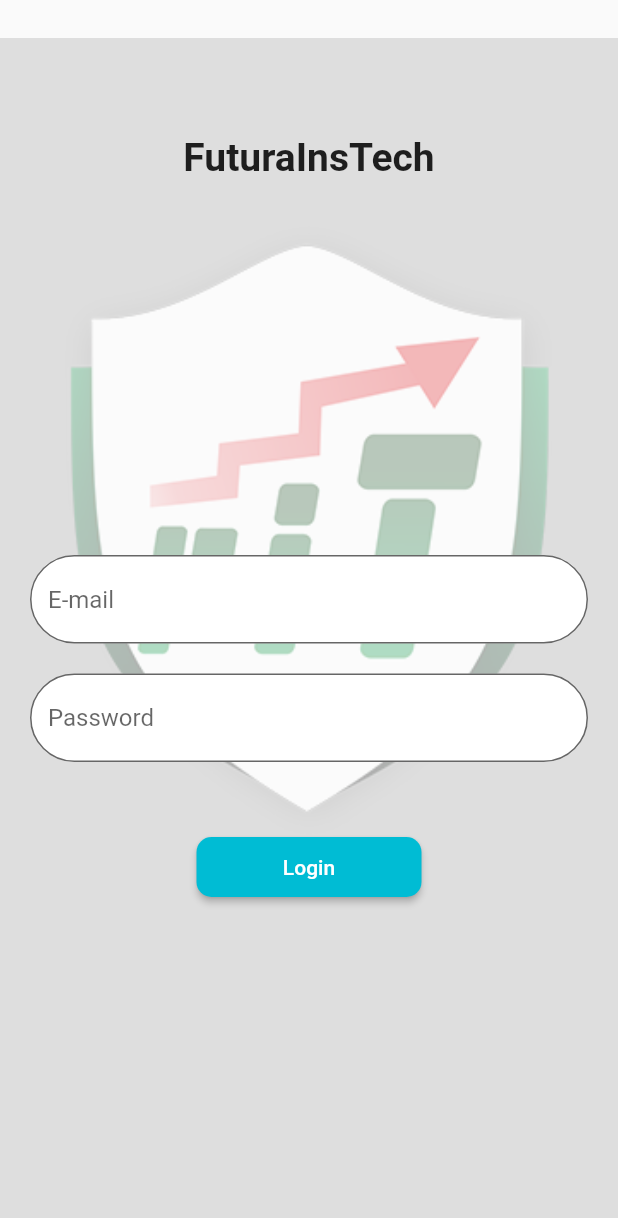
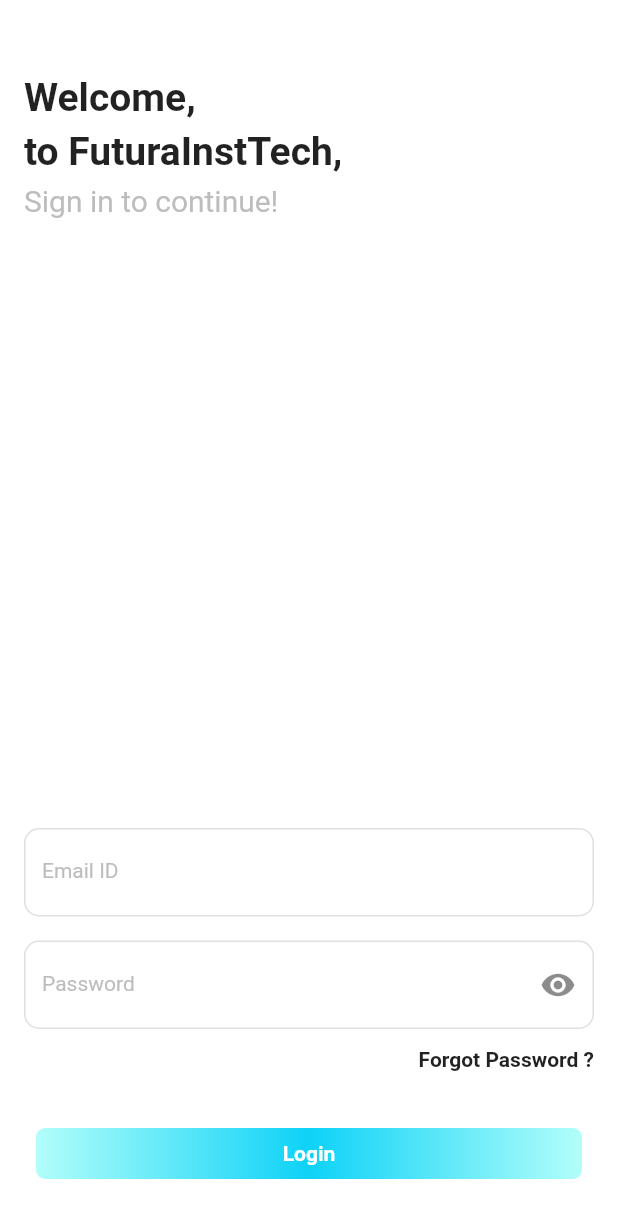
Before and after one commit to Vi-Mal/loginapp, a Flutter app: the screen it shows after launch, on a phone screen of 412 x 824 dp. Shown: the top 1218 px of the screen. Run offline on Flutter 3.47's test engine with Material 2 defaults, Android fonts, the phone set to English and light mode, and no system bars; our stand-ins replace fluttertoast, shared_preferences; missing offline and left inert: footer.

Commit message:
login error

```diff
--- a/lib/loginscreen.dart
+++ b/lib/loginscreen.dart
@@ -1,192 +1,334 @@
-import 'dart:async';
 import 'package:flutter/cupertino.dart';
 import 'package:flutter/material.dart';
+import 'package:flutter/services.dart';
+import 'package:fluttertoast/fluttertoast.dart';
+import 'package:shared_preferences/shared_preferences.dart';
+
 import 'myhomepage.dart';
 
-// void main() {
-//   runApp(const MyApp2());
-// }
-//
-// class MyApp2 extends StatelessWidget {
-//   const MyApp2({Key? key}) : super(key: key);
-//
-//   @override
-//   Widget build(BuildContext context) {
-//     return MaterialApp(
-//       debugShowCheckedModeBanner: false,
-//       home: LoginScreen(),
-//     );
-//   }
-// }
+class loginotp extends StatefulWidget{
 
-class LoginScreen extends StatefulWidget {
   @override
-  _LoginScreen createState() => _LoginScreen();
+  _loginotp createState() => _loginotp();
+
 }
 
-class _LoginScreen extends State<LoginScreen> {
+class _loginotp extends State<loginotp>{
+  var otpctl = TextEditingController();
+
   @override
   Widget build(BuildContext context) {
-    return Scaffold(
-      resizeToAvoidBottomInset: false,
-        body: Stack(
+    return Container(
+      child: Column(
         children: <Widget>[
-            Padding(
-              padding: EdgeInsets.fromLTRB(0, 25, 0, 0),
+          TextField(
+            controller: otpctl,
+            decoration: InputDecoration(
+              labelText: "OTP",
+              labelStyle:
+              TextStyle(fontSize: 14, color: Colors.grey.shade400),
+              enabledBorder: OutlineInputBorder(
+                borderRadius: BorderRadius.circular(10),
+                borderSide: BorderSide(
+                  color: Colors.grey.shade300,
+                ),
+              ),
+              focusedBorder: OutlineInputBorder(
+                  borderRadius: BorderRadius.circular(10),
+                  borderSide: const BorderSide(
+                    color: Colors.red,
+                  )),
+            ),
+            keyboardType: TextInputType.number,
+            inputFormatters: <TextInputFormatter>[
+              FilteringTextInputFormatter.digitsOnly
+            ],
+          ),
+          const SizedBox(
+            height: 12,
+          ),
+          const Align(
+            alignment: Alignment.topRight,
+            child: Text(
+              "Resend Otp",
+              style:
+              TextStyle(fontSize: 14, fontWeight: FontWeight.w600),
+            ),
+          ),
+          const SizedBox(
+            height: 30,
+          ),
+          Container(
+            height: 50,
+            width: double.infinity,
+            child: TextButton(
+              onPressed: () {
+                if (otpctl.text == "1234") {
+                  setState(() async {
+                    SharedPreferences prefs = await SharedPreferences.getInstance();
+                    prefs.setBool("isLoggedIn", true);
+                    Navigator.of(context).pushAndRemoveUntil(
+                        MaterialPageRoute(
+                            builder: (context) => MyHomePage()),
+                            (Route<dynamic> route) => false);
+                  });
+                } else {
+                  Fluttertoast.showToast(
+                    msg: "incorrect otp",
+                    toastLength: Toast.LENGTH_SHORT,
+                    gravity: ToastGravity.CENTER,
+                  );
+                }
+              },
+              child: Ink(
+                decoration: BoxDecoration(
+                  borderRadius: BorderRadius.circular(6),
+                  gradient: const LinearGradient(
+                    begin: Alignment.centerLeft,
+                    end: Alignment.centerRight,
+                    colors: [
+                      Color(0xffB2FEFA),
+                      Color(0xff0ED2F7),
+                      Color(0xffB2FEFA),
+                    ],
+                  ),
+                ),
                 child: Container(
-                decoration: BoxDecoration(
-                  image: DecorationImage(
-                    image: AssetImage("Assets/img.png"),
-                    colorFilter: ColorFilter.mode(Colors.grey.withOpacity(.3), BlendMode.dstATop),
-                    fit: BoxFit.cover,
+                  alignment: Alignment.center,
+                  constraints: const BoxConstraints(
+                      maxWidth: double.infinity, minHeight: 50),
+                  child: const Text(
+                    "verify",
+                    style: TextStyle(
+                        color: Colors.white,
+                        fontWeight: FontWeight.bold),
+                    textAlign: TextAlign.center,
                   ),
                 ),
               ),
             ),
+          ),
+          const SizedBox(
+            height: 30,
+          ),
+        ],
+      ),
+    );
+  }
+
+}
+
+
+
+
+class loginmailid extends StatefulWidget{
+
+  @override
+  _loginmailid createState() => _loginmailid();
+
+}
+
+class _loginmailid extends State<loginmailid>{
+  bool _isObscure = true;
+  var cmail = "rainavimal454@gmail.com";
+  var password = "test1234";
+  var mailid = TextEditingController();
+  var passwrd = TextEditingController();
+  var loginmailidCheck = false;
+
+  @override
+  Widget build(BuildContext context) {
+    return Container(child: Column(
+      mainAxisAlignment: MainAxisAlignment.spaceBetween,
+      crossAxisAlignment: CrossAxisAlignment.start,
+      children: <Widget>[
         Column(
           crossAxisAlignment: CrossAxisAlignment.start,
-              children: [
-                const SizedBox(height: 90.0),
-                    const Center(
-                      child: Text('FuturaInsTech',
-                        style: TextStyle(
-                          fontSize: 26,
-                          fontWeight: FontWeight.bold,),
+          children: <Widget>[
+            SizedBox(
+              height: 50,
+            ),
+            Text(
+              "Welcome,",
+              style: TextStyle(fontSize: 26, fontWeight: FontWeight.bold),
+            ),
+            SizedBox(
+              height: 6,
+            ),
+            Text(
+              "to FuturaInstTech,",
+              style: TextStyle(fontSize: 26, fontWeight: FontWeight.bold),
+            ),
+            SizedBox(
+              height: 6,
+            ),
+            Text(
+              "Sign in to continue!",
+              style: TextStyle(fontSize: 20, color: Colors.grey.shade400),
+            ),
+          ],
+        ),
+        Column(
+          children: <Widget>[
+            TextField(
+              textInputAction: TextInputAction.next,
+              controller: mailid,
+              decoration: InputDecoration(
+                labelText: "Email ID",
+                labelStyle:
+                TextStyle(fontSize: 14, color: Colors.grey.shade400),
+                enabledBorder: OutlineInputBorder(
+                  borderRadius: BorderRadius.circular(10),
+                  borderSide: BorderSide(
+                    color: Colors.grey.shade300,
                   ),
                 ),
-                const SizedBox(height: 200.0),
-                Container(
-                    padding: const EdgeInsets.only(top: 50.0, left: 20.0, right: 20.0),
-                    child: Column(
-                      children: <Widget>[
-                        TextFormField(
+                focusedBorder: OutlineInputBorder(
+                    borderRadius: BorderRadius.circular(10),
+                    borderSide: BorderSide(
+                      color: Colors.red,
+                    )),
+              ),
+            ),
+            SizedBox(
+              height: 16,
+            ),
+            TextField(
+              textInputAction: TextInputAction.done,
+              obscureText: _isObscure,
+              controller: passwrd,
               decoration: InputDecoration(
-                            fillColor:Colors.white,
-                            filled: true,
-                            focusColor: Colors.red,
-                            hintText: "E-mail",
-                            border: OutlineInputBorder(
-                              borderRadius: BorderRadius.circular(30.0),
+                labelText: "Password",
+                labelStyle:
+                TextStyle(fontSize: 14, color: Colors.grey.shade400),
+                enabledBorder: OutlineInputBorder(
+                  borderRadius: BorderRadius.circular(10),
+                  borderSide: BorderSide(
+                    color: Colors.grey.shade300,
+                  ),
+                ),
+                focusedBorder: OutlineInputBorder(
+                    borderRadius: BorderRadius.circular(10),
+                    borderSide: BorderSide(
+                      color: Colors.red,
+                    )),
+                suffixIcon: IconButton(
+                    icon: Icon(_isObscure
+                        ? Icons.visibility
+                        : Icons.visibility_off),
+                    onPressed: () {
+                      setState(() {
+                        _isObscure = !_isObscure;
+                      });
+                    }),
+              ),
+            ),
+            const SizedBox(
+              height: 12,
+            ),
+            const Align(
+              alignment: Alignment.topRight,
+              child: Text(
+                "Forgot Password ?",
+                style:
+                TextStyle(fontSize: 14, fontWeight: FontWeight.w600),
+              ),
+            ),
+            const SizedBox(
+              height: 30,
+            ),
+            SizedBox(
+              height: 50,
+              width: double.infinity,
+              child: TextButton(
+                onPressed: () {
+                  String a = mailid.text;
+                  print(cmail);
+                  if (a == cmail && passwrd.text == password) {
+                    setState(() {
+                      Navigator.push<void>(
+                        context,
+                        MaterialPageRoute<void>(
+                          builder: (BuildContext context) =>  loginotp(),
+                        ),
+                      );
+                    });
+                  } else {
+                    Fluttertoast.showToast(
+                      msg: "incorrect username/password",
+                      toastLength: Toast.LENGTH_SHORT,
+                      gravity: ToastGravity.CENTER,
+                    );
+                  }
+                },
+                child: Ink(
+                  decoration: BoxDecoration(
+                    borderRadius: BorderRadius.circular(6),
+                    gradient: const LinearGradient(
+                      begin: Alignment.centerLeft,
+                      end: Alignment.centerRight,
+                      colors: [
+                        Color(0xffB2FEFA),
+                        Color(0xff0ED2F7),
+                        Color(0xffB2FEFA),
+                      ],
+                    ),
+                  ),
+                  child: Container(
+                    alignment: Alignment.center,
+                    constraints: const BoxConstraints(
+                        maxWidth: double.infinity, minHeight: 50),
+                    child: const Text(
+                      "Login",
+                      style: TextStyle(
+                          color: Colors.white,
+                          fontWeight: FontWeight.bold),
+                      textAlign: TextAlign.center,
                     ),
                   ),
                 ),
-                        const SizedBox(height: 20.0),
-                        TextFormField(
-                          decoration: InputDecoration(
-                            fillColor:Colors.white,
-                            filled: true,
-                            hintText: "Password",
-                            border: OutlineInputBorder(
-                              borderRadius: BorderRadius.circular(30.0),
+                // child: RoundedRectangleBorder(
+                //   borderRadius: BorderRadius.circular(6),
+                // ),
               ),
             ),
+            SizedBox(
+              height: 30,
             ),
-                        const SizedBox(height: 50.0),
-                        SizedBox(
-                          height: 40.0,
-                          width: 150,
-                          child: ElevatedButton(
-                            style: ElevatedButton.styleFrom(
-                              primary: Color.alphaBlend(Colors.cyan, Colors.black),
-                              shape: RoundedRectangleBorder(
-                                borderRadius: BorderRadius.circular(10),
-                              ),
-                            ),
-                            child: const Text("Login"),
-                            onPressed: (){
-                              Navigator.push(
-                                context,
-                                MaterialPageRoute(builder: (context) => otp()),
-                              );
-                            },
-                          ),
-                        ),
-                      ],
-                    )),
           ],
         ),
       ],
-        )
+    ),
     );
   }
 }
 
-class otp extends StatefulWidget {
-  const otp({Key? key}) : super(key: key);
+Widget loginScreen(){
+  return loginmailid();
+}
+
+
+class LoginPage extends StatefulWidget {
+  const LoginPage({Key? key}) : super(key: key);
 
   @override
-  _otpState createState() => _otpState();
+  _LoginPage createState() => _LoginPage();
 }
 
-class _otpState extends State<otp> {
+class _LoginPage extends State<LoginPage> {
+
   @override
   Widget build(BuildContext context) {
     return Scaffold(
-            resizeToAvoidBottomInset: false,
-            body: Stack(
-              children: <Widget>[
-                Padding(
-                  padding: const EdgeInsets.fromLTRB(0, 25, 0, 0),
+      backgroundColor: Colors.white,
+      body: SafeArea(
         child: Container(
-                    decoration: BoxDecoration(
-                      image: DecorationImage(
-                        image: const AssetImage("Assets/img.png"),
-                        colorFilter: ColorFilter.mode(Colors.grey.withOpacity(.3), BlendMode.dstATop),
-                        fit: BoxFit.cover,
+          padding: EdgeInsets.only(left: 16, right: 16),
+          child:Container(
+            child:loginScreen()
           ),
           ),
       ),
-                ),
-                Column(
-                  crossAxisAlignment: CrossAxisAlignment.start,
-                  children: [
-                    const SizedBox(height: 90.0),
-                    const Center(
-                      child: Text('FuturaInsTech',
-                        style: TextStyle(
-                          fontSize: 26,
-                          fontWeight: FontWeight.bold,),
-                      ),
-                    ),
-                    const SizedBox(height: 200.0),
-                    Container(
-                        padding: const EdgeInsets.only(top: 50.0, left: 20.0, right: 20.0),
-                        child: Column(
-                          children: <Widget>[
-                            TextFormField(
-                              decoration: InputDecoration(
-                                fillColor:Colors.white,
-                                filled: true,
-                                hintText: "OTP",
-                                border: OutlineInputBorder(
-                                  borderRadius: BorderRadius.circular(30.0),
-                                ),
-                              ),
-                            ),
-                            const SizedBox(height: 50.0),
-                            SizedBox(
-                              height: 40.0,
-                              width: 150,
-                              child: ElevatedButton(
-                                style: ElevatedButton.styleFrom(
-                                  primary: Color.alphaBlend(Colors.cyan, Colors.black),
-                                  shape: RoundedRectangleBorder(
-                                    borderRadius: BorderRadius.circular(10),
-                                  ),
-                                ),
-                                child: const Text("verify"),
-                                onPressed: (){
-                                  Navigator.of(context).pushReplacement(MaterialPageRoute(
-                                      builder: (BuildContext context) => MyHomePage()));
-                                },
-                              ),
-                            ),
-                          ],
-                        )),
-                  ],
-                ),
-              ],
-            )
     );
   }
 }
--- a/lib/myhomepage.dart
+++ b/lib/myhomepage.dart
@@ -2,6 +2,7 @@ import 'package:flutter/cupertino.dart';
 import 'package:flutter/material.dart';
 import 'package:footer/footer.dart';
 import 'package:footer/footer_view.dart';
+import 'package:loginapp/namelist.dart';
 import 'customappbar.dart';
 import 'customdrawer.dart';
 
@@ -20,7 +21,7 @@ class _MyHomePageState extends State<MyHomePage> {
         appBar: CustomBarWidget(),
         drawer: CustomDrawer(),
         body: FooterView(
-          children: const [],
+          children: [],
           footer: Footer(
             backgroundColor: const Color(0xff5bacecff),
             child: Padding(
@@ -45,7 +46,7 @@ class _MyHomePageState extends State<MyHomePage> {
             child: FloatingActionButton(
               backgroundColor: Color(0xff403B4A),
               child: Icon(
-                Icons.favorite,
+                Icons.add,
               ),
               elevation: 10,
               onPressed: null,
--- a/pubspec.yaml
+++ b/pubspec.yaml
@@ -36,7 +36,8 @@ dependencies:
   cupertino_icons: ^1.0.2
   footer:
   material_floating_search_bar: ^0.3.6
-  flutter_svg: any
+  fluttertoast: ^8.0.8
+  shared_preferences:
 
 dev_dependencies:
   flutter_test:
```
Also changed, not shown: lib/customappbar.dart (+4 -5 lines), lib/customcardlist.dart (added, +41 -0 lines), lib/customdrawer.dart (+18 -7 lines), lib/namelist.dart (added, +86 -0 lines), lib/splashscreen.dart (+16 -3 lines), pubspec.lock. Lines whose indentation alone changed are shown as unchanged.
